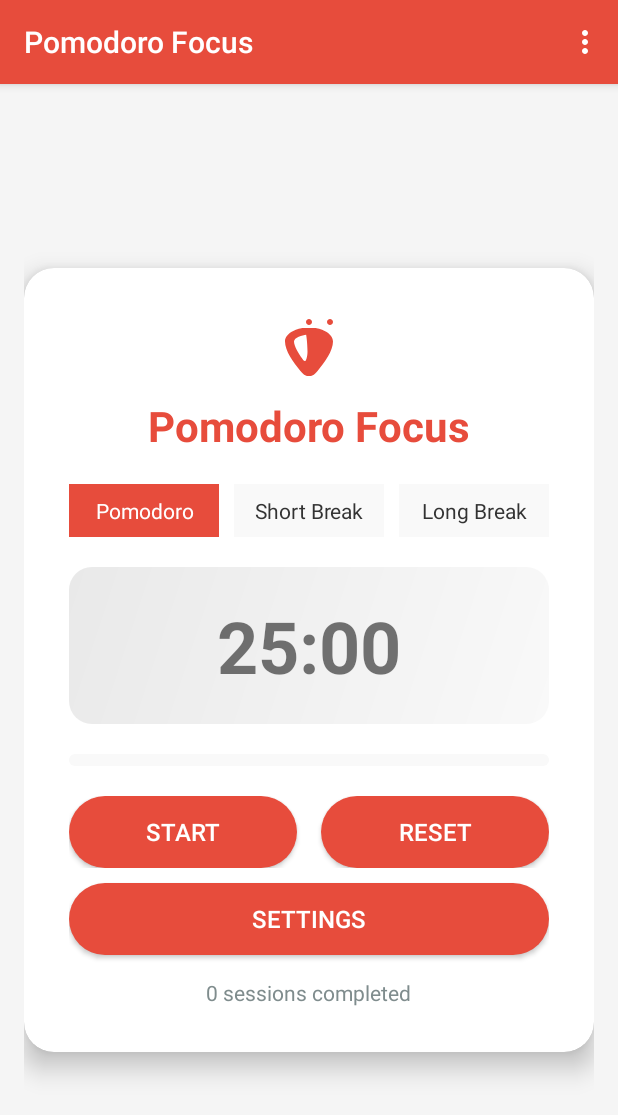
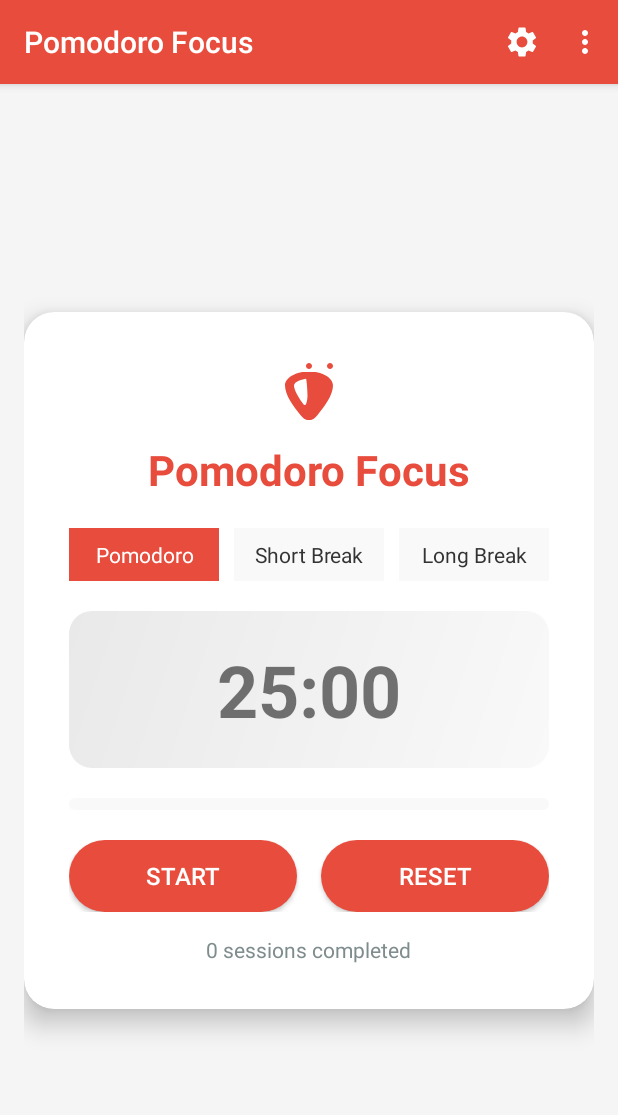
Before and after one commit to imszy/AndroidDemo, an Android app: the screen it shows after launch (MainActivity), on a phone screen of 412 x 824 dp. Shown: the top 1115 px of the screen. Run offline under Robolectric (Android 15) with nearby library versions, the phone set to English and light mode, and no system bars.

Commit message:
dark mode, move 'settings' button to menu

```diff
--- a/app/src/main/java/com/example/demoapp/TimerPreferences.java
+++ b/app/src/main/java/com/example/demoapp/TimerPreferences.java
@@ -8,6 +8,12 @@ public class TimerPreferences {
     private static final String POMODORO_TIME_KEY = "pomodoro_time";
     private static final String SHORT_BREAK_TIME_KEY = "short_break_time";
     private static final String LONG_BREAK_TIME_KEY = "long_break_time";
+    private static final String DARK_MODE_KEY = "dark_mode";
+
+    // 深色模式选项
+    public static final int DARK_MODE_OFF = 0;
+    public static final int DARK_MODE_ON = 1;
+    public static final int DARK_MODE_SYSTEM = 2;
 
     // Default durations in minutes
     private static final int DEFAULT_POMODORO_TIME = 25;
@@ -45,6 +51,24 @@ public class TimerPreferences {
     }
 
     /**
+     * Get the dark mode setting
+     * @return DARK_MODE_OFF, DARK_MODE_ON, or DARK_MODE_SYSTEM
+     */
+    public int getDarkMode() {
+        return preferences.getInt(DARK_MODE_KEY, DARK_MODE_SYSTEM);
+    }
+
+    /**
+     * Save dark mode setting
+     * @param darkMode The dark mode preference to save
+     */
+    public void saveDarkMode(int darkMode) {
+        SharedPreferences.Editor editor = preferences.edit();
+        editor.putInt(DARK_MODE_KEY, darkMode);
+        editor.apply();
+    }
+
+    /**
      * Save all timer settings
      * @param pomodoroTime Pomodoro duration in minutes
      * @param shortBreakTime Short break duration in minutes
--- /dev/null
+++ b/app/src/main/res/drawable/ic_settings.xml
@@ -0,0 +1,11 @@
+<?xml version="1.0" encoding="utf-8"?>
+<vector xmlns:android="http://schemas.android.com/apk/res/android"
+    android:width="24dp"
+    android:height="24dp"
+    android:viewportWidth="24"
+    android:viewportHeight="24"
+    android:tint="?attr/colorControlNormal">
+    <path
+        android:fillColor="@android:color/white"
+        android:pathData="M19.14,12.94c0.04,-0.3 0.06,-0.61 0.06,-0.94c0,-0.32 -0.02,-0.64 -0.07,-0.94l2.03,-1.58c0.18,-0.14 0.23,-0.41 0.12,-0.61l-1.92,-3.32c-0.12,-0.22 -0.37,-0.29 -0.59,-0.22l-2.39,0.96c-0.5,-0.38 -1.03,-0.7 -1.62,-0.94L14.4,2.81c-0.04,-0.24 -0.24,-0.41 -0.48,-0.41h-3.84c-0.24,0 -0.43,0.17 -0.47,0.41L9.25,5.35C8.66,5.59 8.12,5.92 7.63,6.29L5.24,5.33c-0.22,-0.08 -0.47,0 -0.59,0.22L2.74,8.87C2.62,9.08 2.66,9.34 2.86,9.48l2.03,1.58C4.84,11.36 4.8,11.69 4.8,12s0.02,0.64 0.07,0.94l-2.03,1.58c-0.18,0.14 -0.23,0.41 -0.12,0.61l1.92,3.32c0.12,0.22 0.37,0.29 0.59,0.22l2.39,-0.96c0.5,0.38 1.03,0.7 1.62,0.94l0.36,2.54c0.05,0.24 0.24,0.41 0.48,0.41h3.84c0.24,0 0.44,-0.17 0.47,-0.41l0.36,-2.54c0.59,-0.24 1.13,-0.56 1.62,-0.94l2.39,0.96c0.22,0.08 0.47,0 0.59,-0.22l1.92,-3.32c0.12,-0.22 0.07,-0.47 -0.12,-0.61L19.14,12.94zM12,15.6c-1.98,0 -3.6,-1.62 -3.6,-3.6s1.62,-3.6 3.6,-3.6s3.6,1.62 3.6,3.6S13.98,15.6 12,15.6z" />
+</vector>
--- a/app/src/main/res/layout/activity_main.xml
+++ b/app/src/main/res/layout/activity_main.xml
@@ -141,17 +141,6 @@
                     android:textSize="16sp" />
             </LinearLayout>
 
-            <Button
-                android:id="@+id/settingsButton"
-                android:layout_width="match_parent"
-                android:layout_height="wrap_content"
-                android:layout_marginTop="10dp"
-                android:background="@drawable/button_background"
-                android:padding="12dp"
-                android:text="@string/settings"
-                android:textColor="@color/colorWhite"
-                android:textSize="16sp" />
-
             <TextView
                 android:id="@+id/sessionCountTextView"
                 android:layout_width="wrap_content"
--- a/app/src/main/res/menu/main_menu.xml
+++ b/app/src/main/res/menu/main_menu.xml
@@ -1,6 +1,13 @@
 <?xml version="1.0" encoding="utf-8"?>
 <menu xmlns:android="http://schemas.android.com/apk/res/android"
     xmlns:app="http://schemas.android.com/apk/res-auto">
+
+    <item
+        android:id="@+id/action_settings"
+        android:title="@string/settings"
+        android:orderInCategory="90"
+        android:icon="@drawable/ic_settings"
+        app:showAsAction="ifRoom" />
 
     <item
         android:id="@+id/action_privacy_policy"
--- /dev/null
+++ b/app/src/main/res/values-night/colors.xml
@@ -0,0 +1,12 @@
+<?xml version="1.0" encoding="utf-8"?>
+<resources>
+    <color name="colorPrimary">#e74c3c</color>
+    <color name="colorPrimaryDark">#c0392b</color>
+    <color name="colorAccent">#e74c3c</color>
+    <color name="colorBackground">#121212</color>
+    <color name="colorWhite">#FFFFFF</color>
+    <color name="colorText">#E0E0E0</color>
+    <color name="colorSecondaryText">#9E9E9E</color>
+    <color name="colorDisabled">#757575</color>
+    <color name="colorGrayBackground">#2D2D2D</color>
+</resources>
--- a/app/src/main/res/values/strings.xml
+++ b/app/src/main/res/values/strings.xml
@@ -25,6 +25,14 @@
     <string name="long_break_duration">Long Break Duration (minutes)</string>
     <string name="settings_saved">Settings saved successfully</string>
 
+    <!-- 深色模式相关 -->
+    <string name="dark_mode">Dark Mode</string>
+    <string name="dark_mode_on">On</string>
+    <string name="dark_mode_off">Off</string>
+    <string name="dark_mode_system">System Default</string>
+    <string name="dark_mode_settings">Dark Mode Settings</string>
+    <string name="dark_mode_description">Choose your preferred appearance</string>
+
     <!-- 隐私政策 -->
     <string name="privacy_policy">Privacy Policy</string>
     <string name="privacy_policy_title">Privacy Policy</string>
```
Also changed, not shown: app/src/main/java/com/example/demoapp/MainActivity.java (+131 -13 lines), app/src/main/res/layout/dialog_dark_mode.xml (added, +78 -0 lines).
